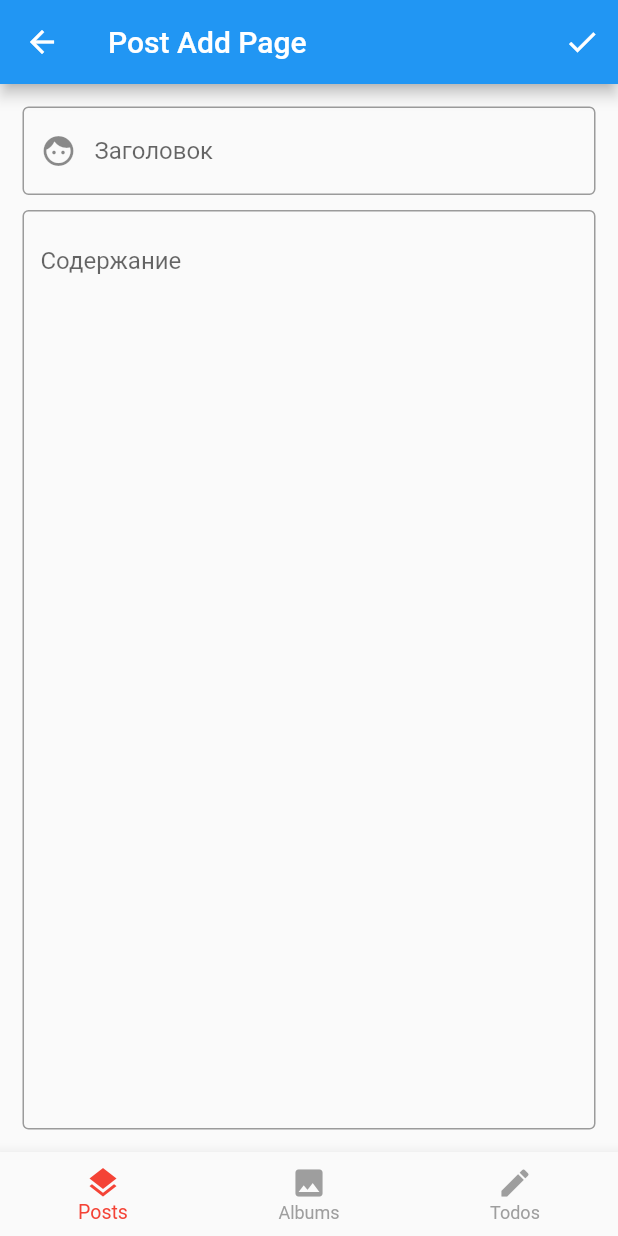
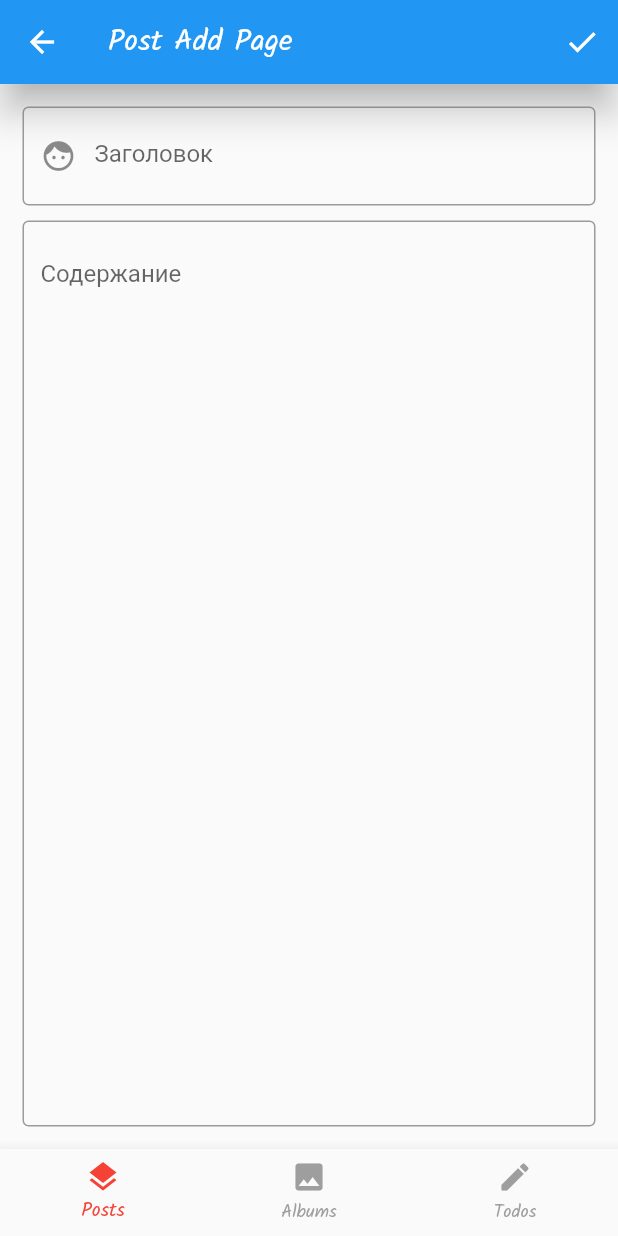
Before and after one commit to AlekseyKrapivnitskiy/togowithsomeoneapp, a Flutter app: the screen it shows after launch, after a tap on the "add" icon, on a phone screen of 412 x 824 dp. Run offline on Flutter 3.47's test engine with Material 2 defaults, Android fonts, the phone set to English and light mode, and no system bars; our stand-ins replace mvc_pattern; network calls fail.

Commit message:
added theme

```diff
--- a/lib/main.dart
+++ b/lib/main.dart
@@ -1,6 +1,7 @@
 import 'package:flutter/material.dart';
 
 import 'pages/home_page.dart';
+import 'resources/theme.dart';
 
 // main() является главной функцией с которой начинается
 // выполнение приложения
@@ -27,9 +28,7 @@ class MyApp extends StatelessWidget {
       // убираем баннер
       debugShowCheckedModeBanner: false,
       // настройка темы, мы ещё вернёмся к этому
-      theme: ThemeData(
-        primarySwatch: Colors.blue,
-      ),
+      theme: usualTheme,
       // Наша главная страница с нижнем меню
       home: HomePage(),
     );
--- /dev/null
+++ b/lib/resources/theme.dart
@@ -0,0 +1,22 @@
+// настраиваем кастомную тему
+import 'package:flutter/material.dart';
+
+final usualTheme = ThemeData(
+  // указываем primaryColor и его оттенки
+    primaryColor: Colors.purple[600],
+    primaryColorLight: Colors.purple[300],
+    primaryColorDark: Colors.purple[800],
+    // также указываем accentColor
+    accentColor: Colors.teal,
+    // настройка Theme для AppBar
+    appBarTheme: AppBarTheme(
+      shadowColor: Colors.grey.withOpacity(0.8),
+      elevation: 10,
+    ),
+    // настройка Theme для Text
+    textTheme: TextTheme(
+        headlineSmall: TextStyle(fontWeight: FontWeight.bold)
+    ),
+    // указываем наш шрифт для всего приложения
+    fontFamily: "Kalam"
+);
```
Also changed, not shown: pubspec.yaml (+16 -0 lines), fonts/Kalam-Bold.ttf (added), fonts/Kalam-Light.ttf (added), fonts/Kalam-Regular.ttf (added).
